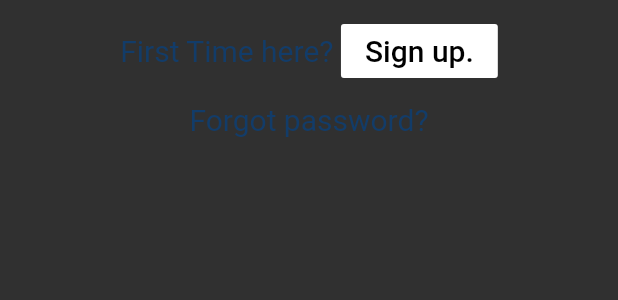
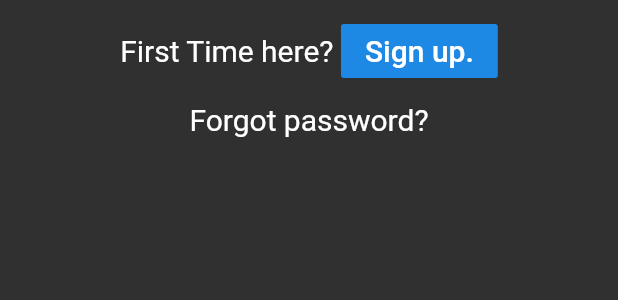
Before and after one commit to marawanthedev/FoodLyft, a Flutter app: the Footer widget shown alone on an empty page, opened directly, on a phone screen of 412 x 824 dp. Shown: the top 300 px of the screen. Run offline on Flutter 3.47's test engine with Material 2 defaults, Android fonts, the phone set to English and light mode, and no system bars; our stand-ins replace cloud_firestore, get_it, sliding_up_panel, smooth_star_rating; accounts and stored records are empty; statements that could not run were skipped.

Commit message:
Fixed Dark Theme in Login Page

```diff
--- a/lib/main.dart
+++ b/lib/main.dart
@@ -29,7 +29,7 @@ void main() async {
             ),
             // theme: ThemeData(fontFamily: 'PlayfairDisplay'),
             debugShowCheckedModeBanner: false,
-            initialRoute: "/Restaurant_List",
+            initialRoute: "/login",
             // ignore: missing_return
             onGenerateRoute: router.createRoute);
       },
--- a/lib/screens/Login/widgets/footer.dart
+++ b/lib/screens/Login/widgets/footer.dart
@@ -14,7 +14,7 @@ class Footer extends StatelessWidget {
                 Text(
                   "First Time here?",
                   style: TextStyle(
-                      color: HexColor("123C69"),
+                      // color: HexColor("123C69"),
                       fontSize: 20,
                       fontFamily: 'Roboto'),
                 ),
@@ -22,7 +22,7 @@ class Footer extends StatelessWidget {
                   width: 5,
                 ),
                 RaisedButton(
-                  color: Colors.white,
+                  //color: Colors.white,
                   elevation: 0,
                   highlightElevation: 0,
                   focusElevation: 0,
@@ -33,7 +33,7 @@ class Footer extends StatelessWidget {
                   child: Text(
                     "Sign up.",
                     style: TextStyle(
-                        color: Colors.black,
+                        // color: Colors.black,
                         fontSize: 20,
                         fontFamily: 'Roboto'),
                   ),
@@ -48,7 +48,7 @@ class Footer extends StatelessWidget {
                 Text(
                   "Forgot password?",
                   style: TextStyle(
-                      color: HexColor("123C69"),
+                      //color: HexColor("123C69"),
                       fontSize: 20,
                       fontFamily: 'Roboto'),
                 )
--- a/lib/screens/Restaurantlist/Restaurant_List_view.dart
+++ b/lib/screens/Restaurantlist/Restaurant_List_view.dart
@@ -29,7 +29,7 @@ class _RestaurantMenuState extends State<RestaurantMenu> {
     return Scaffold(
       drawer: DrawerOptions(user: widget.user),
       appBar: AppBar(
-        backgroundColor: Colors.white,
+        //backgroundColor: Colors.white,
         elevation: 0.0,
         leading: FlatButton(
           //onPressed: () => Navigator.push(
```
Also changed, not shown: lib/screens/Login/login_view.dart (+5 -5 lines), lib/screens/Login/widgets/appBar.dart (+5 -5 lines).
